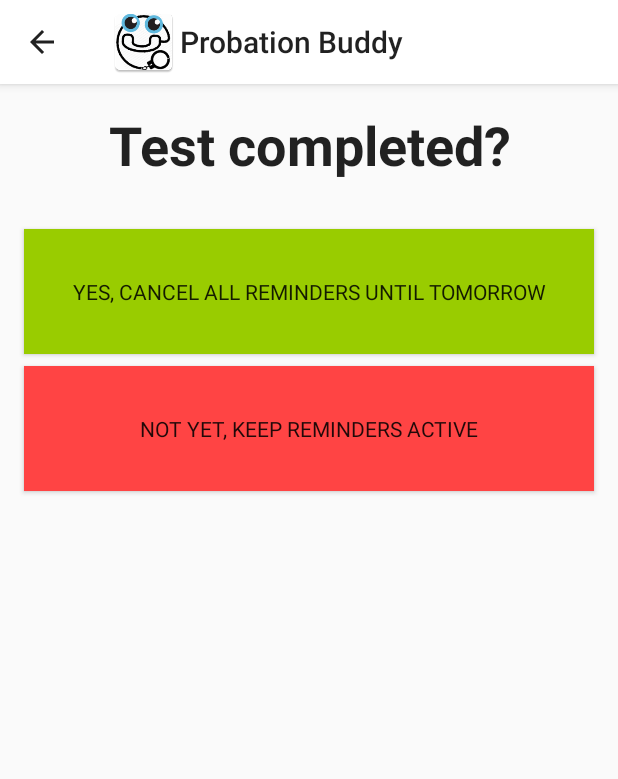
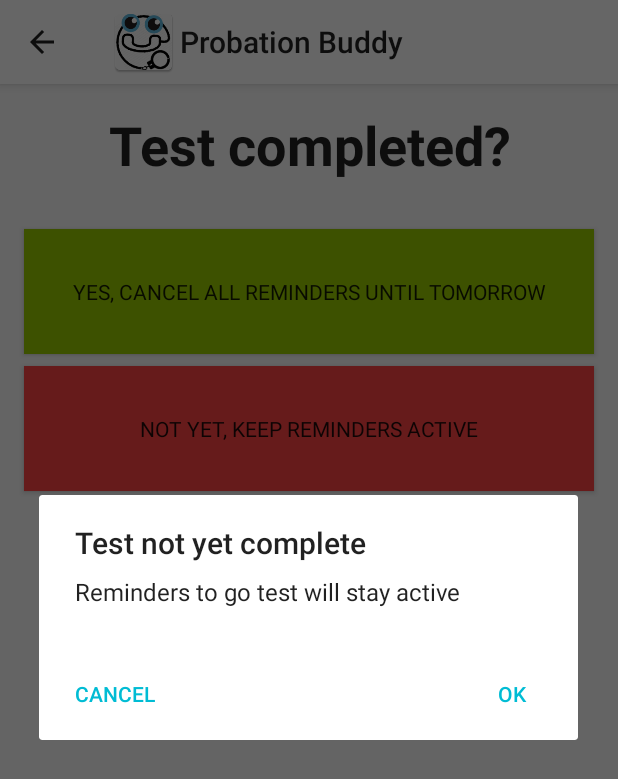
Before and after one commit to friskel/CallApp-2, an Android app: the TestDoneActivity screen opened directly, with no data from a screen before it, after a tap on "NOT YET, KEEP REMINDERS ACTIVE", on a phone screen of 412 x 824 dp. Shown: the top 779 px of the screen. Run offline under Robolectric (Android 15) with nearby library versions, the phone set to English and light mode, and no system bars.

Commit message:
3.33 dialog in testdone to test not done button

```diff
--- a/app/src/main/java/com/probationbuddy/probationbuddy/TestDoneActivity.java
+++ b/app/src/main/java/com/probationbuddy/probationbuddy/TestDoneActivity.java
@@ -47,8 +47,21 @@ public class TestDoneActivity extends AppCompatActivity {
             @Override
             public void onClick(View v) {
 
-                Toast.makeText(getApplicationContext(), "Reminders are still active.  Go test!",
-                        Toast.LENGTH_LONG).show();
+                new AlertDialog.Builder(TestDoneActivity.this)
+                        .setTitle("Test not yet complete")
+                        .setMessage("Reminders to go test will stay active")
+                        .setNeutralButton("Cancel", null)
+                        .setPositiveButton("OK", new DialogInterface.OnClickListener() {
+                            @Override
+                            public void onClick(DialogInterface dialogInterface, int i) {
+
+                                Toast.makeText(getApplicationContext(), "Reminders are still active.  Go test!",
+                                        Toast.LENGTH_LONG).show();
+                            }
+                        })
+                        .show();
+
+
             }
         });
     }
```
